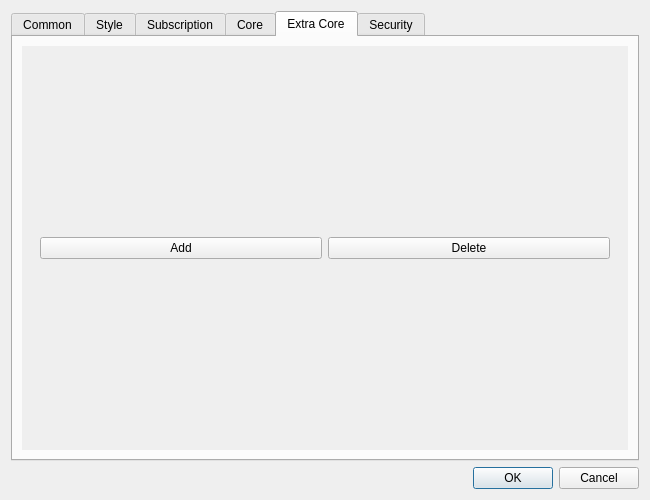
Old version of the form ui/dialog_basic_settings.ui in the repository master88wi/NekoXray.
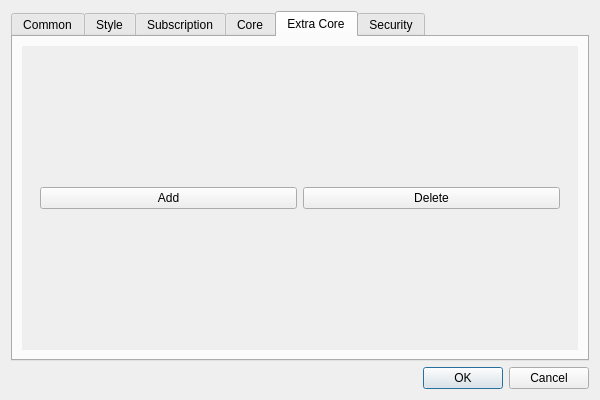
New version of the form. The open tabs and pages were chosen to show the change. Custom widgets are drawn as their Qt base class.

```diff
--- a/ui/dialog_basic_settings.ui
+++ b/ui/dialog_basic_settings.ui
@@ -6,8 +6,8 @@
    <rect>
     <x>0</x>
     <y>0</y>
-    <width>650</width>
-    <height>500</height>
+    <width>600</width>
+    <height>400</height>
    </rect>
   </property>
   <property name="sizePolicy">
@@ -699,8 +699,8 @@
            <rect>
             <x>0</x>
             <y>0</y>
-            <width>515</width>
-            <height>315</height>
+            <width>198</width>
+            <height>58</height>
            </rect>
           </property>
           <layout class="QVBoxLayout" name="verticalLayout_6">
```
Left out of the diff: 4 changed lines with no effect on the pictures.
